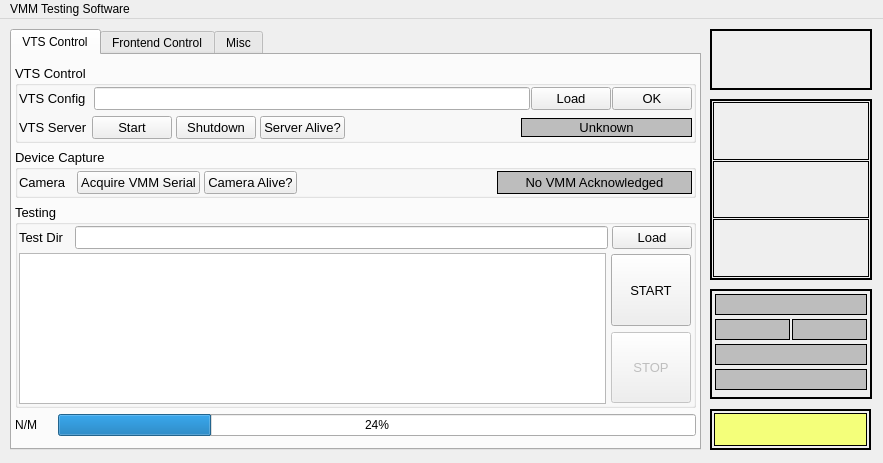
Old version of the form qt/mainwindow.ui in the repository dantrim/vmm_testing_software.
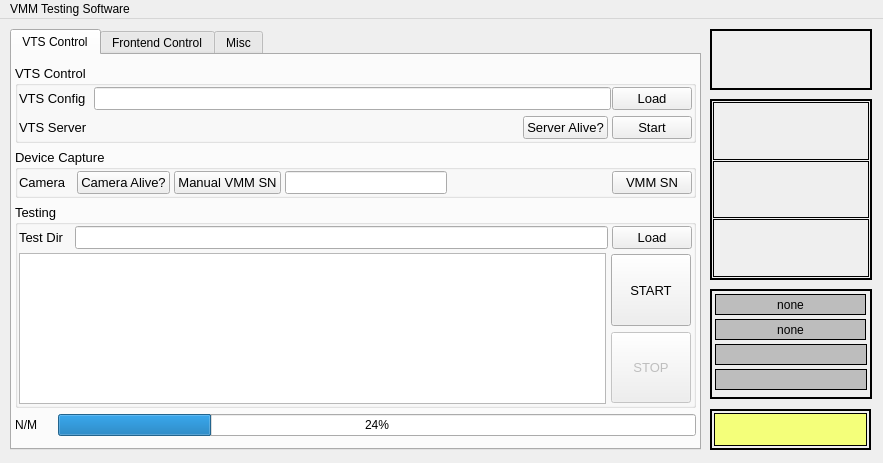
New version of the form. Icons and pictures are not drawn.

Diff of the .ui file:
```diff
--- a/qt/mainwindow.ui
+++ b/qt/mainwindow.ui
@@ -113,27 +113,7 @@
                  </font>
                 </property>
                 <property name="text">
-                 <string>Load</string>
-                </property>
-               </widget>
-              </item>
-              <item>
-               <widget class="QPushButton" name="button_vts_config_check">
-                <property name="font">
-                 <font>
-                  <pointsize>10</pointsize>
-                  <weight>50</weight>
-                  <bold>false</bold>
-                 </font>
-                </property>
-                <property name="text">
-                 <string>OK</string>
-                </property>
-                <property name="iconSize">
-                 <size>
-                  <width>16</width>
-                  <height>16</height>
-                 </size>
+                 <string>   Load   </string>
                 </property>
                </widget>
               </item>
@@ -165,32 +145,17 @@
                </widget>
               </item>
               <item>
-               <widget class="QPushButton" name="button_start_vts_server">
-                <property name="font">
-                 <font>
-                  <pointsize>10</pointsize>
-                  <weight>50</weight>
-                  <bold>false</bold>
-                 </font>
+               <spacer name="horizontalSpacer">
+                <property name="orientation">
+                 <enum>Qt::Horizontal</enum>
                 </property>
-                <property name="text">
-                 <string>Start</string>
+                <property name="sizeHint" stdset="0">
+                 <size>
+                  <width>40</width>
+                  <height>20</height>
+                 </size>
                 </property>
-               </widget>
-              </item>
-              <item>
-               <widget class="QPushButton" name="button_shutdown_vts_server">
-                <property name="font">
-                 <font>
-                  <pointsize>10</pointsize>
-                  <weight>50</weight>
-                  <bold>false</bold>
-                 </font>
-                </property>
-                <property name="text">
-                 <string>Shutdown</string>
-                </property>
-               </widget>
+               </spacer>
               </item>
               <item>
                <widget class="QPushButton" name="button_ping_vts_server">
@@ -207,73 +172,20 @@
                </widget>
               </item>
               <item>
-               <spacer name="horizontalSpacer">
-                <property name="orientation">
-                 <enum>Qt::Horizontal</enum>
+               <widget class="QPushButton" name="button_start_vts_server">
+                <property name="font">
+                 <font>
+                  <pointsize>10</pointsize>
+                  <weight>50</weight>
+                  <bold>false</bold>
+                 </font>
                 </property>
-                <property name="sizeHint" stdset="0">
-                 <size>
-                  <width>40</width>
-                  <height>20</height>
-                 </size>
+                <property name="text">
+                 <string>   Start   </string>
                 </property>
-               </spacer>
-              </item>
-              <item>
-               <widget class="QFrame" name="frame_3">
-                <property name="sizePolicy">
-                 <sizepolicy hsizetype="Preferred" vsizetype="Fixed">
-                  <horstretch>0</horstretch>
-                  <verstretch>0</verstretch>
-                 </sizepolicy>
+                <property name="checkable">
+                 <bool>true</bool>
                 </property>
-                <property name="styleSheet">
-                 <string notr="true">background-color: rgb(189, 189, 189);</string>
-                </property>
-                <property name="frameShape">
-                 <enum>QFrame::Box</enum>
-                </property>
-                <property name="frameShadow">
-                 <enum>QFrame::Plain</enum>
-                </property>
-                <property name="lineWidth">
-                 <number>1</number>
-                </property>
-                <layout class="QGridLayout" name="gridLayout_6">
-                 <property name="leftMargin">
-                  <number>1</number>
-                 </property>
-                 <property name="topMargin">
-                  <number>1</number>
-                 </property>
-                 <property name="rightMargin">
-                  <number>1</number>
-                 </property>
-                 <property name="bottomMargin">
-                  <number>1</number>
-                 </property>
-                 <item row="0" column="0">
-                  <widget class="QLabel" name="label_vts_server_status">
-                   <property name="sizePolicy">
-                    <sizepolicy hsizetype="MinimumExpanding" vsizetype="Preferred">
-                     <horstretch>0</horstretch>
-                     <verstretch>0</verstretch>
-                    </sizepolicy>
-                   </property>
-                   <property name="font">
-                    <font>
-                     <pointsize>10</pointsize>
-                    </font>
-                   </property>
-                   <property name="text">
-                    <string>Unknown</string>
-                   </property>
-                   <property name="alignment">
-                    <set>Qt::AlignCenter</set>
-                   </property>
-                  </widget>
-                 </item>
-                </layout>
                </widget>
               </item>
              </layout>
@@ -328,18 +240,6 @@
               </property>
              </widget>
             </item>
-            <item>
-             <widget class="QPushButton" name="button_acquire_vmm_serial">
-              <property name="font">
-               <font>
-                <pointsize>10</pointsize>
-               </font>
-              </property>
-              <property name="text">
-               <string>Acquire VMM Serial</string>
-              </property>
-             </widget>
-            </item>
             <item>
              <widget class="QPushButton" name="button_ping_camera">
               <property name="font">
@@ -352,6 +252,31 @@
               </property>
              </widget>
             </item>
+            <item>
+             <widget class="QPushButton" name="button_do_manual_vmm_sn">
+              <property name="font">
+               <font>
+                <pointsize>10</pointsize>
+               </font>
+              </property>
+              <property name="text">
+               <string>Manual VMM SN</string>
+              </property>
+              <property name="checkable">
+               <bool>true</bool>
+              </property>
+             </widget>
+            </item>
+            <item>
+             <widget class="QLineEdit" name="lineEdit_manual_vmm_sn">
+              <property name="maxLength">
+               <number>5</number>
+              </property>
+              <property name="alignment">
+               <set>Qt::AlignRight|Qt::AlignTrailing|Qt::AlignVCenter</set>
+              </property>
+             </widget>
+            </item>
             <item>
              <spacer name="horizontalSpacer_2">
               <property name="orientation">
@@ -366,60 +291,15 @@
              </spacer>
             </item>
             <item>
-             <widget class="QFrame" name="frame_4">
-              <property name="sizePolicy">
-               <sizepolicy hsizetype="Expanding" vsizetype="Minimum">
-                <horstretch>0</horstretch>
-                <verstretch>0</verstretch>
-               </sizepolicy>
+             <widget class="QPushButton" name="button_acquire_vmm_serial">
+              <property name="font">
+               <font>
+                <pointsize>10</pointsize>
+               </font>
               </property>
-              <property name="styleSheet">
-               <string notr="true">background-color: rgb(189, 189, 189);</string>
+              <property name="text">
+               <string>VMM SN</string>
               </property>
-              <property name="frameShape">
-               <enum>QFrame::Box</enum>
-              </property>
-              <property name="frameShadow">
-               <enum>QFrame::Plain</enum>
-              </property>
-              <layout class="QGridLayout" name="gridLayout_7">
-               <property name="leftMargin">
-                <number>1</number>
-               </property>
-               <property name="topMargin">
-                <number>1</number>
-               </property>
-               <property name="rightMargin">
-                <number>1</number>
-               </property>
-               <property name="bottomMargin">
-                <number>1</number>
-               </property>
-               <item row="0" column="0">
-                <widget class="QLabel" name="label_vts_vmm_sn">
-                 <property name="sizePolicy">
-                  <sizepolicy hsizetype="MinimumExpanding" vsizetype="Minimum">
-                   <horstretch>0</horstretch>
-                   <verstretch>0</verstretch>
-                  </sizepolicy>
-                 </property>
-                 <property name="font">
-                  <font>
-                   <pointsize>10</pointsize>
-                  </font>
-                 </property>
-                 <property name="text">
-                  <string>No VMM Acknowledged</string>
-                 </property>
-                 <property name="alignment">
-                  <set>Qt::AlignCenter</set>
-                 </property>
-                 <property name="textInteractionFlags">
-                  <set>Qt::LinksAccessibleByMouse|Qt::TextEditable</set>
-                 </property>
-                </widget>
-               </item>
-              </layout>
              </widget>
             </item>
            </layout>
@@ -1236,7 +1116,7 @@
       <rect>
        <x>5</x>
        <y>5</y>
-       <width>152</width>
+       <width>151</width>
        <height>21</height>
       </rect>
      </property>
@@ -1249,6 +1129,30 @@
      <property name="frameShadow">
       <enum>QFrame::Plain</enum>
      </property>
+     <layout class="QGridLayout" name="gridLayout_2">
+      <property name="leftMargin">
+       <number>0</number>
+      </property>
+      <property name="topMargin">
+       <number>0</number>
+      </property>
+      <property name="rightMargin">
+       <number>0</number>
+      </property>
+      <property name="bottomMargin">
+       <number>0</number>
+      </property>
+      <item row="0" column="0">
+       <widget class="QLabel" name="label_vts_server_status">
+        <property name="text">
+         <string>none</string>
+        </property>
+        <property name="alignment">
+         <set>Qt::AlignCenter</set>
+        </property>
+       </widget>
+      </item>
+     </layout>
     </widget>
     <widget class="QFrame" name="frame_9">
      <property name="geometry">
@@ -1293,7 +1197,7 @@
       <rect>
        <x>5</x>
        <y>30</y>
-       <width>75</width>
+       <width>151</width>
        <height>21</height>
       </rect>
      </property>
@@ -1306,25 +1210,30 @@
      <property name="frameShadow">
       <enum>QFrame::Plain</enum>
      </property>
-    </widget>
-    <widget class="QFrame" name="frame_12">
-     <property name="geometry">
-      <rect>
-       <x>82</x>
-       <y>30</y>
-       <width>75</width>
-       <height>21</height>
-      </rect>
-     </property>
-     <property name="styleSheet">
-      <string notr="true">background-color: rgb(189, 189, 189);</string>
-     </property>
-     <property name="frameShape">
-      <enum>QFrame::Box</enum>
-     </property>
-     <property name="frameShadow">
-      <enum>QFrame::Plain</enum>
-     </property>
+     <layout class="QGridLayout" name="gridLayout_3">
+      <property name="leftMargin">
+       <number>0</number>
+      </property>
+      <property name="topMargin">
+       <number>0</number>
+      </property>
+      <property name="rightMargin">
+       <number>0</number>
+      </property>
+      <property name="bottomMargin">
+       <number>0</number>
+      </property>
+      <item row="0" column="0">
+       <widget class="QLabel" name="label_vts_vmm_sn">
+        <property name="text">
+         <string>none</string>
+        </property>
+        <property name="alignment">
+         <set>Qt::AlignCenter</set>
+        </property>
+       </widget>
+      </item>
+     </layout>
     </widget>
    </widget>
    <widget class="QFrame" name="frame_13">
```
Left out of the diff: 4 changed lines with no effect on the pictures.
